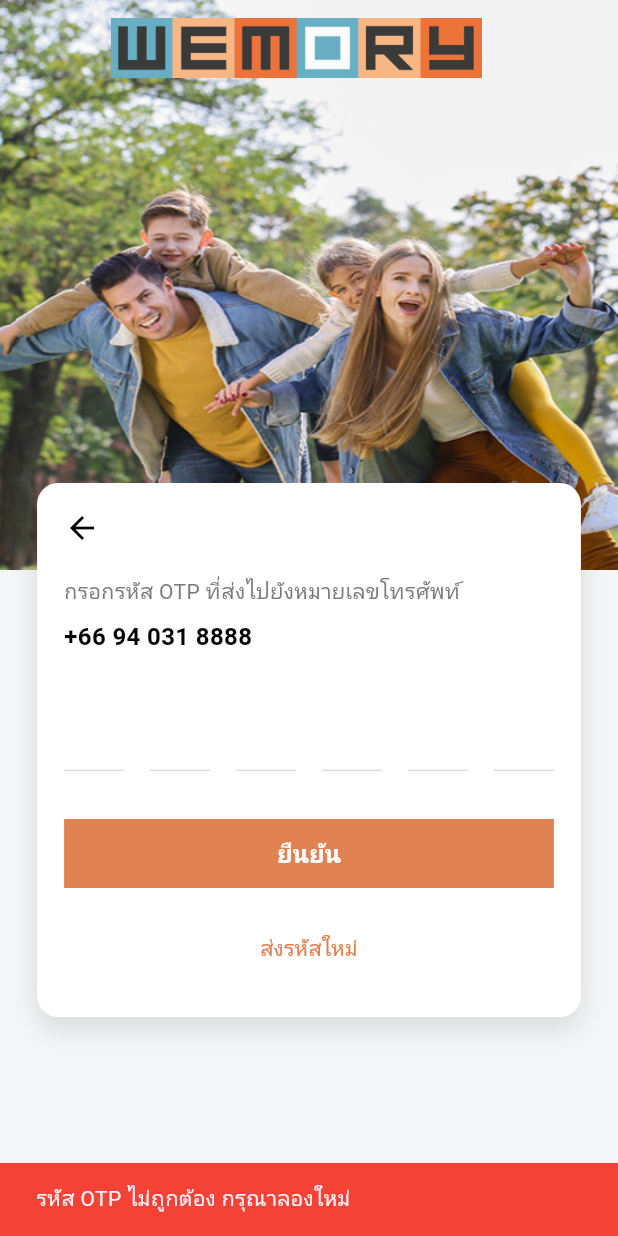
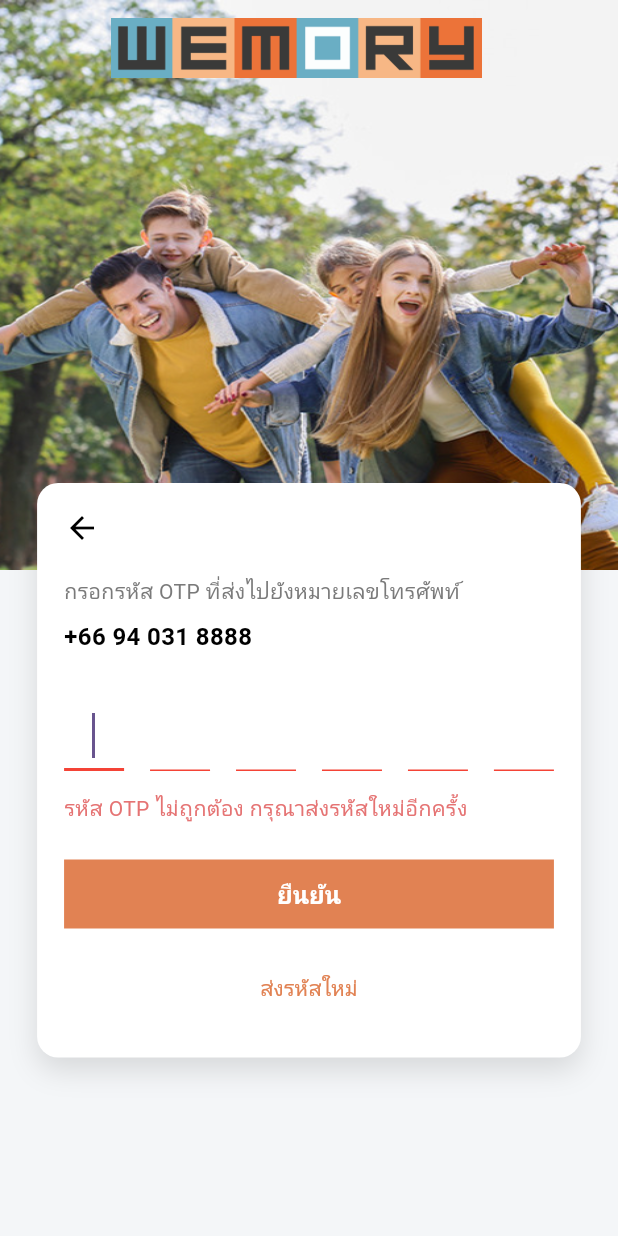
Before and after one commit to AshaTechCorporation/wememmory, a Flutter app: the OtpPage screen opened directly, after a tap on "ยืนยัน", on a phone screen of 412 x 824 dp. Run offline on Flutter 3.47's test engine with Material 3 defaults, Android fonts, the phone set to English and light mode, and no system bars; our stand-ins replace fl_chart, google_fonts, video_player; missing offline and left inert: photo_manager; Roboto replaces fonts that are missing (Prompt).

Commit message:
update otp

```diff
--- a/lib/home/widgets/summary_strip.dart
+++ b/lib/home/widgets/summary_strip.dart
@@ -30,15 +30,13 @@ class SummaryStrip extends StatelessWidget {
               ),
 
               // -------------------------------------------------------
-              // ✅ การ์ดที่ 2 (แก้ไขใหม่ตามรูปภาพ 2month.jpg)
+              // การ์ดที่ 2 (แก้ไขใหม่ตามรูปภาพ 2month.jpg)
               // -------------------------------------------------------
               Padding(
                 padding: EdgeInsets.symmetric(horizontal: 24.0, vertical: 10),
                 child: SubscriptionCard(
                   imagePaths: [
-
                     'assets/images/Hobby3.png',
-
                   ],
 
                 ),
--- a/lib/login/otp_page.dart
+++ b/lib/login/otp_page.dart
@@ -19,6 +19,9 @@ class _OtpPageState extends State<OtpPage> {
       List.generate(6, (_) => TextEditingController());
   final List<FocusNode> _focusNodes = List.generate(6, (_) => FocusNode());
 
+  // ✅ เพิ่มตัวแปรเช็ค Error
+  bool _hasError = false;
+
   static const Color _bgCream = Color(0xFFF4F6F8);
   static const Color _primaryOrange = Color(0xFFE18253);
   static const Color _textGrey = Color(0xFF7A7A7A);
@@ -32,6 +35,13 @@ class _OtpPageState extends State<OtpPage> {
   }
 
   void _onFieldChanged(String value, int index) {
+    // เมื่อมีการพิมพ์ ให้เคลียร์ Error ออกก่อน
+    if (_hasError) {
+      setState(() {
+        _hasError = false;
+      });
+    }
+
     if (value.length == 1 && index < 5) {
       _focusNodes[index + 1].requestFocus();
     } else if (value.isEmpty && index > 0) {
@@ -98,7 +108,8 @@ class _OtpPageState extends State<OtpPage> {
                       children: [
                         GestureDetector(
                           onTap: () => Navigator.pop(context),
-                          child: const Icon(Icons.arrow_back, color: Colors.black),
+                          child:
+                              const Icon(Icons.arrow_back, color: Colors.black),
                         ),
                         const SizedBox(height: 20),
                         const Text(
@@ -115,6 +126,8 @@ class _OtpPageState extends State<OtpPage> {
                           ),
                         ),
                         const SizedBox(height: 30),
+
+                        // --- OTP Fields ---
                         Row(
                           mainAxisAlignment: MainAxisAlignment.spaceBetween,
                           children: List.generate(6, (index) {
@@ -137,19 +150,45 @@ class _OtpPageState extends State<OtpPage> {
                                   contentPadding:
                                       const EdgeInsets.symmetric(vertical: 8),
                                   enabledBorder: UnderlineInputBorder(
-                                    borderSide:
-                                        BorderSide(color: Colors.grey.shade300),
+                                    // เปลี่ยนสีเส้นเมื่อมี Error
+                                    borderSide: BorderSide(
+                                        color: _hasError
+                                            ? Colors.red
+                                            : Colors.grey.shade300),
                                   ),
-                                  focusedBorder: const UnderlineInputBorder(
+                                  focusedBorder: UnderlineInputBorder(
                                     borderSide: BorderSide(
-                                        color: _primaryOrange, width: 2),
+                                        color: _hasError
+                                            ? Colors.red
+                                            : _primaryOrange,
+                                        width: 2),
                                   ),
                                 ),
                               ),
                             );
                           }),
                         ),
-                        const SizedBox(height: 32),
+
+                        // --- ✅ ส่วนแสดงข้อความ Error (เพิ่มใหม่ตรงนี้) ---
+                        if (_hasError)
+                          const Padding(
+                            padding: EdgeInsets.fromLTRB(0, 15, 0, 15),
+                            child: Text(
+                              'รหัส OTP ไม่ถูกต้อง กรุณาส่งรหัสใหม่อีกครั้ง',
+                              style: TextStyle(
+                                color: Color(0xFFE57373), // สีแดงอ่อนๆ ตามรูป
+                                fontSize: 14,
+                              ),
+                            ),
+                          )
+                        else
+                          // ใส่ SizedBox เปล่าๆ ไว้จองพื้นที่หรือระยะห่าง (Optional)
+                          const SizedBox(height: 24), // ถ้าไม่มี Error ให้เว้นระยะปกติ (32-8 = 24 โดยประมาณ)
+
+                        // ถ้ามี Error แล้ว เราใส่ padding ใน if แล้ว ถ้าไม่มี Error เราใช้ SizedBox ด้านบนแทน
+                        // ดังนั้นบรรทัดนี้ปรับเป็นระยะห่างที่เหลือ
+                        const SizedBox(height: 8),
+
                         SizedBox(
                           width: double.infinity,
                           height: 46,
@@ -163,26 +202,27 @@ class _OtpPageState extends State<OtpPage> {
                               elevation: 0,
                             ),
                             onPressed: () {
-                              // ✅ 1. รวมข้อความจาก Controller ทั้ง 6 ตัว
-                              String inputOtp = _controllers.map((c) => c.text).join();
+                              String inputOtp =
+                                  _controllers.map((c) => c.text).join();
 
-                              // ✅ 2. ตรวจสอบเงื่อนไข
                               if (inputOtp == "111111") {
-                                // ถ้าถูกต้อง ให้ไปหน้าถัดไป
                                 Navigator.pushReplacement(
                                   context,
                                   MaterialPageRoute(
-                                      builder: (context) => const UsernamePage()),
+                                      builder: (context) =>
+                                          const UsernamePage()),
                                 );
                               } else {
-                                // ✅ 3. ถ้าผิด ให้แจ้งเตือน (SnackBar)
-                                ScaffoldMessenger.of(context).showSnackBar(
-                                  const SnackBar(
-                                    content: Text('รหัส OTP ไม่ถูกต้อง กรุณาลองใหม่'),
-                                    backgroundColor: Colors.red,
-                                    duration: Duration(seconds: 2),
-                                  ),
-                                );
+                                // ✅ 1. แสดง Error Text
+                                setState(() {
+                                  _hasError = true;
+                                });
+
+                                // ✅ 2. ล้างข้อมูล และกลับไปช่องแรก
+                                for (var controller in _controllers) {
+                                  controller.clear();
+                                }
+                                _focusNodes[0].requestFocus();
                               }
                             },
                             child: const Text(
@@ -196,12 +236,16 @@ class _OtpPageState extends State<OtpPage> {
                         Center(
                           child: TextButton(
                             onPressed: () {
-                                // เพิ่ม Logic ส่งรหัสใหม่ที่นี่
+                              // เมื่อกดส่งรหัสใหม่ ให้เคลียร์ Error ด้วยก็ได้
+                              setState(() {
+                                _hasError = false;
+                              });
+                              // Logic ส่งรหัสใหม่
                             },
                             child: const Text(
                               'ส่งรหัสใหม่',
-                              style:
-                                  TextStyle(color: _primaryOrange, fontSize: 14),
+                              style: TextStyle(
+                                  color: _primaryOrange, fontSize: 14),
                             ),
                           ),
                         ),
```
Also changed, not shown: lib/Album/print_sheet.dart (+8 -8 lines), lib/Album/upload_photo_page.dart (+10 -7 lines).
